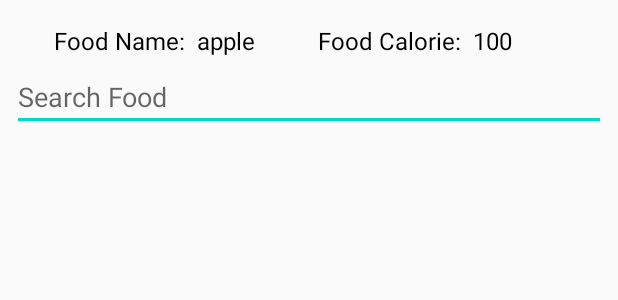
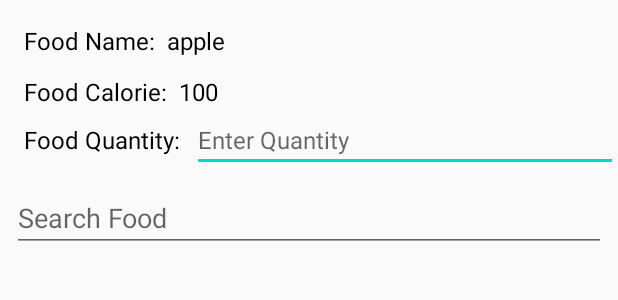
Before and after one commit to GameOnAnil/DailyCaloriesCalculator, an Android app: the layout fragment_search.xml on its own in the app's theme, with its tools: preview values and no code run, on a phone screen of 412 x 824 dp. Shown: the top 300 px of the screen. Run offline under Robolectric (Android 15) with nearby library versions, the phone set to English and light mode, and no system bars.

Commit message:
Minor layout change in fragment_search.xml to fix recyclerview getting out of view Added quantity in fragment_search.xml

```diff
--- a/app/src/main/res/layout/activity_add_food.xml
+++ b/app/src/main/res/layout/activity_add_food.xml
@@ -12,6 +12,7 @@
         android:layout_width="match_parent"
         android:layout_height="wrap_content"
         android:background="@color/colorAccent"
+        android:theme="@style/Theme.AppCompat"
         app:title="Add Food" />
 
     <com.google.android.material.tabs.TabLayout
--- a/app/src/main/res/layout/fragment_search.xml
+++ b/app/src/main/res/layout/fragment_search.xml
@@ -1,5 +1,5 @@
 <?xml version="1.0" encoding="utf-8"?>
-<androidx.constraintlayout.widget.ConstraintLayout xmlns:android="http://schemas.android.com/apk/res/android"
+<LinearLayout xmlns:android="http://schemas.android.com/apk/res/android"
     xmlns:app="http://schemas.android.com/apk/res-auto"
     xmlns:tools="http://schemas.android.com/tools"
     android:layout_width="match_parent"
@@ -7,56 +7,100 @@
     android:orientation="vertical"
     tools:context=".UI.SearchFragment">
 
+    <LinearLayout
+        android:id="@+id/linear1"
+        android:layout_width="match_parent"
+        android:layout_height="wrap_content"
+        android:orientation="horizontal">
 
-    <TextView
-        android:id="@+id/food_Calorie"
-        android:layout_width="wrap_content"
+        <TextView
+            android:id="@+id/food_Name"
+
+            android:layout_width="wrap_content"
+            android:layout_height="wrap_content"
+            android:layout_marginStart="16dp"
+            android:layout_marginTop="16dp"
+            android:text="Food Name:  "
+            android:textColor="#000"
+            android:textSize="16dp"
+            app:layout_constraintStart_toStartOf="parent"
+            app:layout_constraintTop_toTopOf="parent" />
+        <TextView
+            android:id="@+id/food_finalName"
+            android:layout_width="match_parent"
+            android:layout_height="wrap_content"
+            android:layout_marginTop="16dp"
+            android:text="apple"
+            android:textColor="#000"
+            android:textSize="16dp"
+            />
+
+    </LinearLayout>
+
+    <LinearLayout
+        android:id="@+id/linear2"
+        android:layout_width="match_parent"
         android:layout_height="wrap_content"
-        android:layout_marginStart="42dp"
-        android:layout_marginTop="16dp"
+        android:orientation="horizontal">
+        <TextView
+            android:id="@+id/food_Calorie"
+            android:layout_width="wrap_content"
+            android:layout_height="wrap_content"
+            android:layout_marginTop="12dp"
+            android:layout_marginStart="16dp"
 
-        android:text="Food Calorie:  "
-        android:textColor="#000"
-        android:textSize="16dp"
-        app:layout_constraintStart_toEndOf="@+id/food_finalName"
-        app:layout_constraintTop_toTopOf="parent" />
+            android:text="Food Calorie:  "
+            android:textColor="#000"
+            android:textSize="16dp"
+            app:layout_constraintStart_toStartOf="parent"
+            app:layout_constraintTop_toBottomOf="@+id/food_finalName" />
 
-    <TextView
-        android:id="@+id/food_finalName"
-        android:layout_width="wrap_content"
+
+
+        <TextView
+            android:id="@+id/food_finalCalorie"
+            android:layout_width="match_parent"
+            android:layout_height="wrap_content"
+            android:layout_marginTop="12dp"
+            android:text="100"
+            android:textColor="#000"
+            android:textSize="16dp"
+             />
+    </LinearLayout>
+
+    <LinearLayout
+        android:id="@+id/linear3"
+        android:layout_width="match_parent"
         android:layout_height="wrap_content"
-        android:layout_marginTop="16dp"
-        android:text="apple"
-        android:textColor="#000"
-        android:textSize="16dp"
-        app:layout_constraintStart_toEndOf="@+id/food_Name"
-        app:layout_constraintTop_toTopOf="parent" />
+        android:orientation="horizontal">
+        <TextView
+            android:id="@+id/food_quantity"
+            android:layout_width="wrap_content"
+            android:layout_height="wrap_content"
+            android:layout_marginStart="16dp"
+            android:text="Food Quantity:  "
+            android:textColor="#000"
+            android:textSize="16dp"
+            app:layout_constraintStart_toStartOf="parent"
+            app:layout_constraintTop_toBottomOf="@+id/food_finalName" />
 
-    <TextView
-        android:id="@+id/food_finalCalorie"
-        android:layout_width="wrap_content"
-        android:layout_height="wrap_content"
-        android:layout_marginTop="16dp"
-        android:text="100"
-        android:textColor="#000"
-        android:textSize="16dp"
-        app:layout_constraintEnd_toEndOf="parent"
-        app:layout_constraintHorizontal_bias="0.0"
-        app:layout_constraintStart_toEndOf="@+id/food_Calorie"
-        app:layout_constraintTop_toTopOf="parent" />
 
-    <TextView
-        android:id="@+id/food_Name"
 
-        android:layout_width="wrap_content"
-        android:layout_height="wrap_content"
-        android:layout_marginStart="36dp"
-        android:layout_marginTop="16dp"
-        android:text="Food Name:  "
-        android:textColor="#000"
-        android:textSize="16dp"
-        app:layout_constraintStart_toStartOf="parent"
-        app:layout_constraintTop_toTopOf="parent" />
+        <EditText
+            android:id="@+id/enter_food_quantity"
+            android:layout_width="match_parent"
+            android:layout_height="wrap_content"
+            android:inputType="number"
+            android:hint="Enter Quantity"
+            android:textColor="#000"
+            android:textSize="16dp"
+            android:focusedByDefault="false"
+            android:imeOptions="actionDone"
+            />
+    </LinearLayout>
+
+
+
 
 
     <EditText
@@ -64,26 +108,25 @@
         android:layout_width="match_parent"
         android:layout_height="wrap_content"
         android:layout_marginStart="8dp"
-        android:layout_marginTop="4dp"
+        android:layout_marginTop="8dp"
         android:layout_marginEnd="8dp"
         android:hint="Search Food"
         android:inputType="textPersonName"
+        android:imeOptions="actionDone"
         app:layout_constraintEnd_toEndOf="parent"
-        app:layout_constraintHorizontal_bias="0.0"
+        app:layout_constraintHorizontal_bias="1.0"
         app:layout_constraintStart_toStartOf="parent"
-        app:layout_constraintTop_toBottomOf="@+id/food_finalName" />
+        app:layout_constraintTop_toBottomOf="@+id/food_Calorie" />
 
     <androidx.recyclerview.widget.RecyclerView
         android:id="@+id/recyclerView_add_food"
         android:layout_width="match_parent"
-        android:layout_height="625dp"
-        android:layout_marginStart="5dp"
-        android:layout_marginEnd="5dp"
-        app:layout_constraintBottom_toBottomOf="parent"
-        app:layout_constraintEnd_toEndOf="parent"
-        app:layout_constraintHorizontal_bias="0.0"
-        app:layout_constraintStart_toStartOf="parent"
-        app:layout_constraintTop_toBottomOf="@+id/search_food"
-        app:layout_constraintVertical_bias="0.0" />
+        android:layout_height="match_parent"
+        android:layout_marginStart="8dp"
+        android:layout_marginTop="8dp"
+        android:layout_marginEnd="8dp"
+        android:layout_marginBottom="10dp"
 
-</androidx.constraintlayout.widget.ConstraintLayout>
+        />
+
+</LinearLayout>
```
